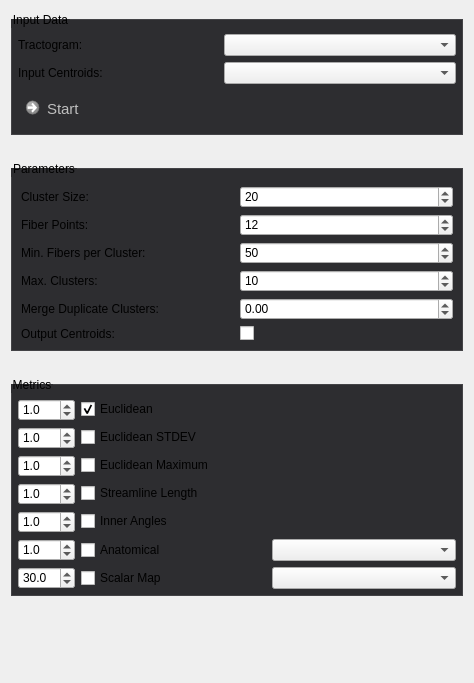
This is Plugins/org.mitk.gui.qt.diffusionimaging.fiberprocessing/src/internal/QmitkFiberClusteringViewControls.ui in MITK/MITK as Qt 5 draws it before an edit. The edited form follows.
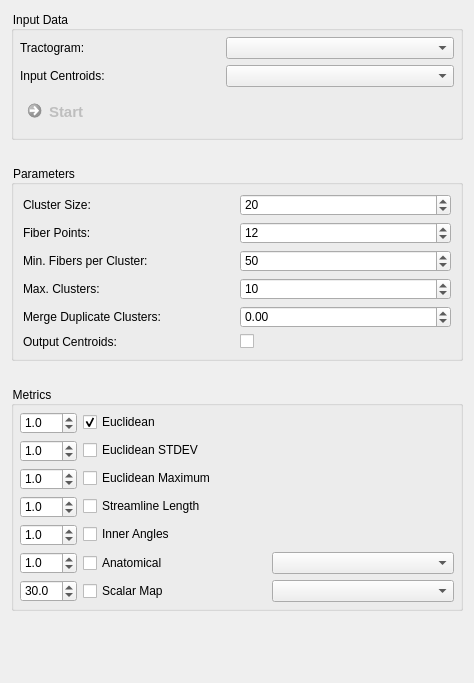
This is the edited form. Custom widgets are drawn as their Qt base class.

Patch:
```diff
--- a/Plugins/org.mitk.gui.qt.diffusionimaging.fiberprocessing/src/internal/QmitkFiberClusteringViewControls.ui
+++ b/Plugins/org.mitk.gui.qt.diffusionimaging.fiberprocessing/src/internal/QmitkFiberClusteringViewControls.ui
@@ -15,7 +15,7 @@
   </property>
   <property name="styleSheet">
    <string>QCommandLinkButton {
-  font-weight: normal;
+  font-weight: lighter;
 }
 
 QCommandLinkButton:disabled {
@@ -24,7 +24,6 @@
 }
 
 QToolBox::tab {
-  border: 1px solid #434346;
   font-weight: bold;
 }
 
@@ -34,20 +33,15 @@
 }
 
 QToolBox::tab:selected {
-  background-color: #1c97ea;
-  border: 1px solid #1c97ea;
   font-weight: bold;
 }
 
 QGroupBox {
-  border: 1px solid #434346;
-  background-color: #2d2d30;
-  margin-top: 8px;
-  padding-top: 8px;
+  background-color: transparent;
 }
 
 QGroupBox, QGroupBox:disabled {
-  background-color: #2d2d30;
+  background-color: transparent;
 }</string>
   </property>
   <layout class="QGridLayout" name="gridLayout_10">
```
Left out of the diff: 1 changed line with no effect on the pictures.
